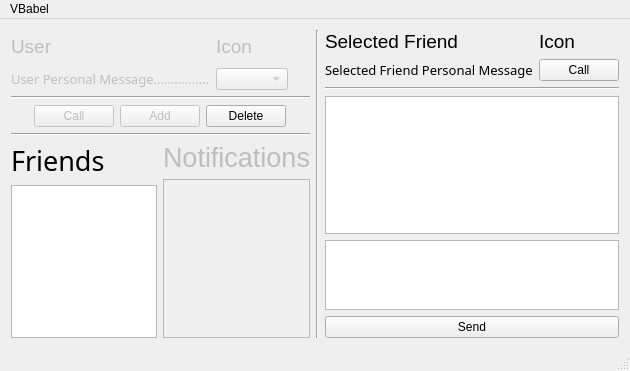
Above: Client/babelVClient/babelVClient/MainWindow.ui from AGuismo/V-and-Co-Babel before the change. Below: the same form after it.
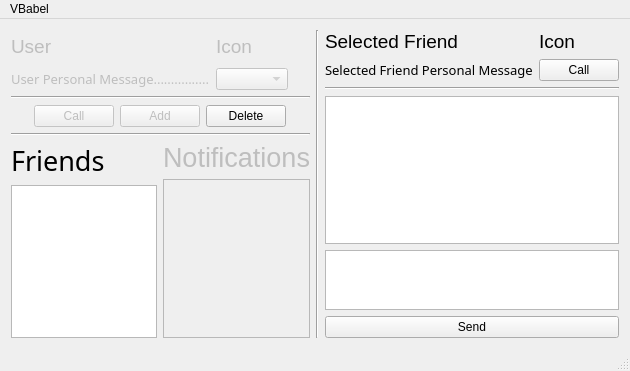
That is the form after the change. Custom widgets are drawn as their Qt base class.

What changed in the file:
```diff
--- a/Client/babelVClient/babelVClient/MainWindow.ui
+++ b/Client/babelVClient/babelVClient/MainWindow.ui
@@ -287,7 +287,7 @@
         <property name="maximumSize">
          <size>
           <width>16777215</width>
-          <height>100</height>
+          <height>60</height>
          </size>
         </property>
        </widget>
```
